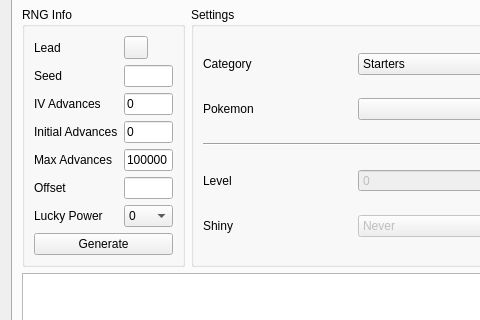
Before: the Qt Designer form Form/Gen5/Static5.ui in Admiral-Fish/PokeFinder, drawn with Qt 5; both pictures show x 0 to 480 and y 136 to 456 of the 1200 by 700 pixel window.
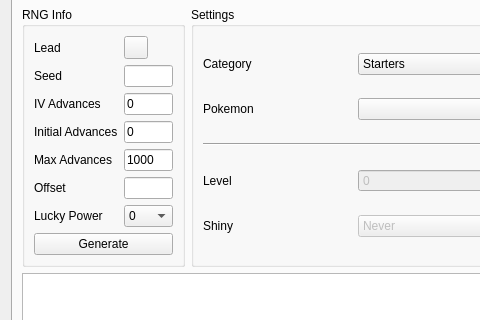
After: the same form once the commit is applied. Custom widgets are drawn as their Qt base class.

The edit to the form file:
```diff
--- a/Form/Gen5/Static5.ui
+++ b/Form/Gen5/Static5.ui
@@ -245,7 +245,7 @@
           <item row="4" column="1">
            <widget class="TextBox" name="textBoxGeneratorMaxAdvances">
             <property name="text">
-             <string notr="true">100000</string>
+             <string notr="true">1000</string>
             </property>
            </widget>
           </item>
```
